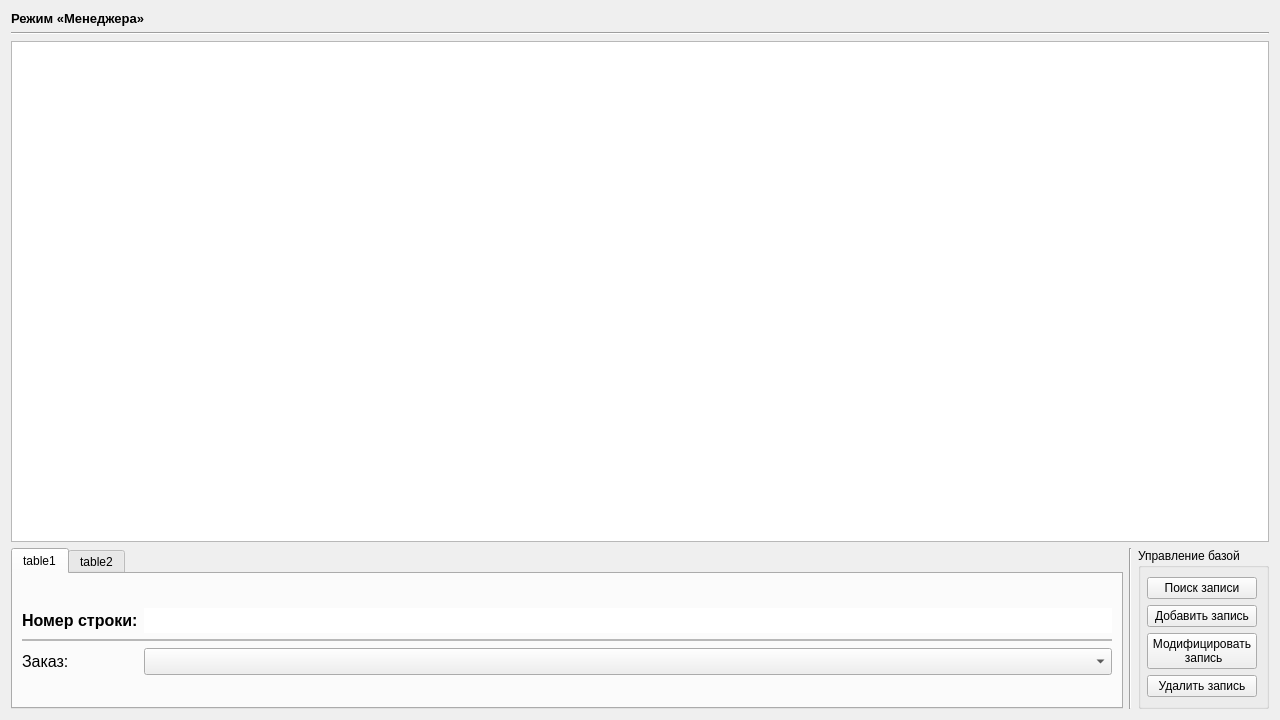
Manerton/labs-se, file 3 course/postgres_coursework/Views/ManagerForm.ui: the form before one commit.
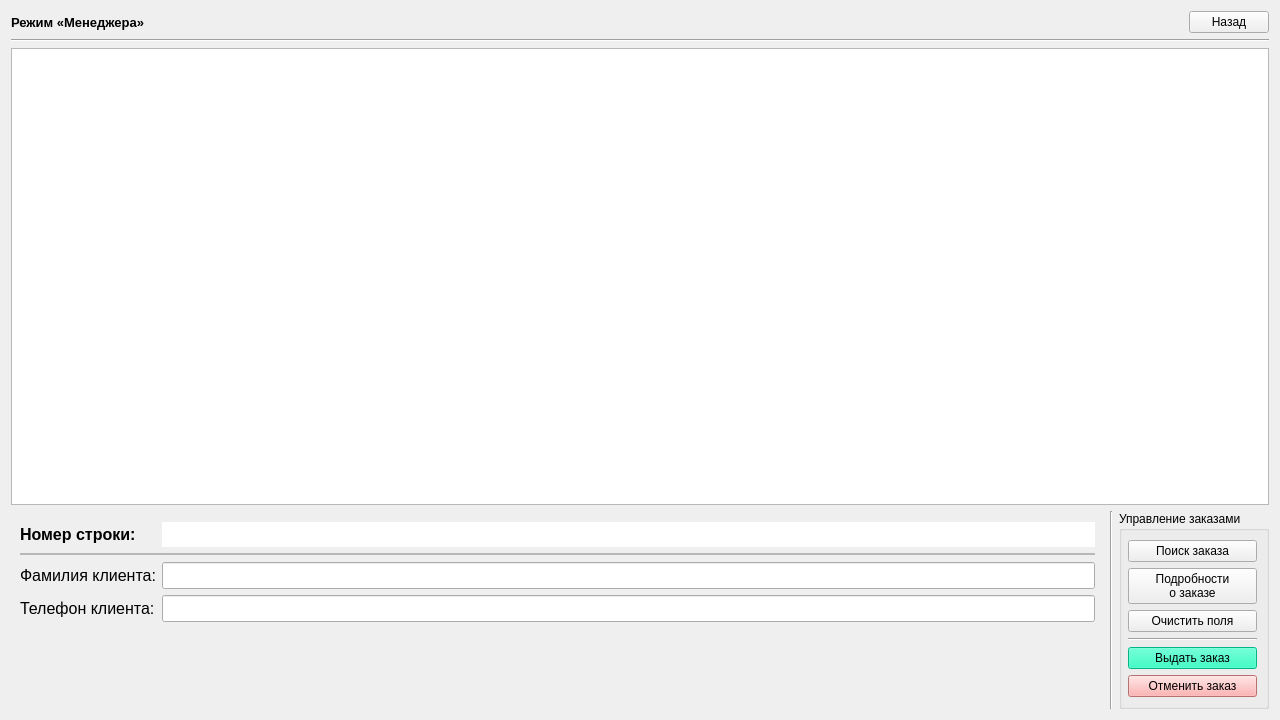
The form after the commit.

```diff
--- a/3 course/postgres_coursework/Views/ManagerForm.ui
+++ b/3 course/postgres_coursework/Views/ManagerForm.ui
@@ -13,16 +13,86 @@
   <property name="windowTitle">
    <string>Form</string>
   </property>
-  <layout class="QGridLayout" name="gridLayout_3" rowstretch="0,2,1,0">
-   <item row="3" column="0">
-    <widget class="QTabWidget" name="tabWidget">
-     <property name="currentIndex">
-      <number>0</number>
+  <layout class="QGridLayout" name="gridLayout_3" rowstretch="0,0,0,0,0">
+   <item row="3" column="0" colspan="3">
+    <widget class="QTableView" name="tableView">
+     <property name="font">
+      <font>
+       <family>Segoe UI</family>
+       <pointsize>10</pointsize>
+      </font>
      </property>
-     <widget class="QWidget" name="table1">
-      <attribute name="title">
-       <string>table1</string>
-      </attribute>
+     <property name="editTriggers">
+      <set>QAbstractItemView::NoEditTriggers</set>
+     </property>
+     <property name="tabKeyNavigation">
+      <bool>false</bool>
+     </property>
+     <property name="showDropIndicator" stdset="0">
+      <bool>false</bool>
+     </property>
+     <property name="dragDropOverwriteMode">
+      <bool>false</bool>
+     </property>
+     <property name="alternatingRowColors">
+      <bool>true</bool>
+     </property>
+     <property name="selectionMode">
+      <enum>QAbstractItemView::SingleSelection</enum>
+     </property>
+     <property name="selectionBehavior">
+      <enum>QAbstractItemView::SelectRows</enum>
+     </property>
+     <property name="showGrid">
+      <bool>true</bool>
+     </property>
+     <property name="sortingEnabled">
+      <bool>false</bool>
+     </property>
+     <property name="cornerButtonEnabled">
+      <bool>false</bool>
+     </property>
+     <attribute name="horizontalHeaderCascadingSectionResizes">
+      <bool>true</bool>
+     </attribute>
+     <attribute name="horizontalHeaderMinimumSectionSize">
+      <number>37</number>
+     </attribute>
+     <attribute name="horizontalHeaderDefaultSectionSize">
+      <number>150</number>
+     </attribute>
+     <attribute name="horizontalHeaderStretchLastSection">
+      <bool>true</bool>
+     </attribute>
+     <attribute name="verticalHeaderCascadingSectionResizes">
+      <bool>false</bool>
+     </attribute>
+     <attribute name="verticalHeaderMinimumSectionSize">
+      <number>35</number>
+     </attribute>
+     <attribute name="verticalHeaderDefaultSectionSize">
+      <number>35</number>
+     </attribute>
+     <attribute name="verticalHeaderHighlightSections">
+      <bool>true</bool>
+     </attribute>
+     <attribute name="verticalHeaderShowSortIndicator" stdset="0">
+      <bool>true</bool>
+     </attribute>
+    </widget>
+   </item>
+   <item row="4" column="1">
+    <widget class="Line" name="line">
+     <property name="frameShadow">
+      <enum>QFrame::Sunken</enum>
+     </property>
+     <property name="orientation">
+      <enum>Qt::Vertical</enum>
+     </property>
+    </widget>
+   </item>
+   <item row="4" column="0">
+    <widget class="QWidget" name="widget" native="true">
       <layout class="QGridLayout" name="gridLayout_2">
        <property name="topMargin">
         <number>6</number>
@@ -42,7 +112,7 @@
           <set>Qt::AlignLeading|Qt::AlignLeft|Qt::AlignVCenter</set>
          </property>
          <property name="formAlignment">
-          <set>Qt::AlignLeading|Qt::AlignLeft|Qt::AlignVCenter</set>
+         <set>Qt::AlignLeading|Qt::AlignLeft|Qt::AlignTop</set>
          </property>
          <property name="topMargin">
           <number>5</number>
@@ -113,12 +183,12 @@
             </font>
            </property>
            <property name="text">
-            <string>Заказ:</string>
+           <string>Фамилия клиента:</string>
            </property>
           </widget>
          </item>
          <item row="2" column="1">
-          <widget class="QComboBox" name="comboBox_order">
+         <widget class="QLineEdit" name="surname_LineEdit">
            <property name="font">
             <font>
              <pointsize>12</pointsize>
@@ -126,22 +196,43 @@
            </property>
           </widget>
          </item>
+        <item row="3" column="0">
+         <widget class="QLabel" name="telephone_Label">
+          <property name="font">
+           <font>
+            <pointsize>12</pointsize>
+           </font>
+          </property>
+          <property name="text">
+           <string>Телефон клиента:</string>
+          </property>
+         </widget>
+        </item>
+        <item row="3" column="1">
+         <widget class="QLineEdit" name="telephone_LineEdit">
+          <property name="font">
+           <font>
+            <pointsize>12</pointsize>
+           </font>
+          </property>
+         </widget>
+        </item>
         </layout>
        </item>
       </layout>
      </widget>
-     <widget class="QWidget" name="table2">
-      <attribute name="title">
-       <string>table2</string>
-      </attribute>
-      <layout class="QGridLayout" name="gridLayout"/>
-     </widget>
-    </widget>
+   </item>
+   <item row="2" column="0" colspan="3">
+    <widget class="Line" name="line_3">
+     <property name="orientation">
+      <enum>Qt::Horizontal</enum>
+     </property>
+    </widget>
    </item>
-   <item row="3" column="2">
+   <item row="4" column="2">
     <widget class="QGroupBox" name="buttons">
      <property name="title">
-      <string>Управление базой</string>
+      <string>Управление заказами</string>
      </property>
      <property name="flat">
       <bool>false</bool>
@@ -156,36 +247,63 @@
       <item>
        <widget class="QPushButton" name="pushButton_search">
         <property name="text">
-         <string>Поиск записи</string>
+         <string>Поиск заказа</string>
         </property>
        </widget>
       </item>
       <item>
        <widget class="QPushButton" name="pushButton_create">
         <property name="text">
-         <string>Добавить запись</string>
+         <string>Подробности
+о заказе</string>
         </property>
        </widget>
       </item>
       <item>
        <widget class="QPushButton" name="pushButton_update">
         <property name="text">
-         <string>Модифицировать
- запись</string>
+         <string>Очистить поля</string>
+        </property>
+       </widget>
+      </item>
+      <item>
+       <widget class="Line" name="line_5">
+        <property name="orientation">
+         <enum>Qt::Horizontal</enum>
+        </property>
+       </widget>
+      </item>
+      <item>
+       <widget class="QPushButton" name="pushButton_issue">
+        <property name="styleSheet">
+         <string notr="true">background-color: rgb(3, 255, 184);
+color: rgb(0, 0, 0);</string>
+        </property>
+        <property name="text">
+         <string>Выдать заказ</string>
         </property>
        </widget>
       </item>
       <item>
        <widget class="QPushButton" name="pushButton_remove">
+        <property name="styleSheet">
+         <string notr="true">color: rgb(0, 0, 0);
+background-color: rgb(255, 157, 157);</string>
+        </property>
         <property name="text">
-         <string>Удалить запись</string>
+         <string>Отменить заказ</string>
         </property>
        </widget>
       </item>
      </layout>
     </widget>
    </item>
-   <item row="0" column="0">
+   <item row="1" column="0" colspan="3">
+    <layout class="QHBoxLayout" name="horizontalLayout_2">
+     <property name="topMargin">
+      <number>0</number>
+     </property>
+     <item>
     <widget class="QLabel" name="label">
      <property name="font">
       <font>
@@ -200,89 +318,27 @@
      </property>
     </widget>
    </item>
-   <item row="2" column="0" colspan="3">
-    <widget class="QTableView" name="tableView">
-     <property name="font">
-      <font>
-       <family>Segoe UI</family>
-       <pointsize>10</pointsize>
-      </font>
-     </property>
-     <property name="editTriggers">
-      <set>QAbstractItemView::NoEditTriggers</set>
-     </property>
-     <property name="tabKeyNavigation">
-      <bool>false</bool>
-     </property>
-     <property name="showDropIndicator" stdset="0">
-      <bool>false</bool>
-     </property>
-     <property name="dragDropOverwriteMode">
-      <bool>false</bool>
-     </property>
-     <property name="alternatingRowColors">
-      <bool>true</bool>
-     </property>
-     <property name="selectionMode">
-      <enum>QAbstractItemView::SingleSelection</enum>
-     </property>
-     <property name="selectionBehavior">
-      <enum>QAbstractItemView::SelectRows</enum>
-     </property>
-     <property name="showGrid">
-      <bool>true</bool>
-     </property>
-     <property name="sortingEnabled">
-      <bool>false</bool>
-     </property>
-     <property name="cornerButtonEnabled">
-      <bool>false</bool>
-     </property>
-     <attribute name="horizontalHeaderCascadingSectionResizes">
-      <bool>true</bool>
-     </attribute>
-     <attribute name="horizontalHeaderMinimumSectionSize">
-      <number>37</number>
-     </attribute>
-     <attribute name="horizontalHeaderDefaultSectionSize">
-      <number>150</number>
-     </attribute>
-     <attribute name="horizontalHeaderStretchLastSection">
-      <bool>true</bool>
-     </attribute>
-     <attribute name="verticalHeaderCascadingSectionResizes">
-      <bool>false</bool>
-     </attribute>
-     <attribute name="verticalHeaderMinimumSectionSize">
-      <number>35</number>
-     </attribute>
-     <attribute name="verticalHeaderDefaultSectionSize">
-      <number>35</number>
-     </attribute>
-     <attribute name="verticalHeaderHighlightSections">
-      <bool>true</bool>
-     </attribute>
-     <attribute name="verticalHeaderShowSortIndicator" stdset="0">
-      <bool>true</bool>
-     </attribute>
-    </widget>
-   </item>
-   <item row="3" column="1">
-    <widget class="Line" name="line">
-     <property name="frameShadow">
-      <enum>QFrame::Sunken</enum>
-     </property>
-     <property name="orientation">
-      <enum>Qt::Vertical</enum>
-     </property>
-    </widget>
-   </item>
-   <item row="1" column="0" colspan="3">
-    <widget class="Line" name="line_3">
+     <item>
+      <spacer name="horizontalSpacer">
      <property name="orientation">
       <enum>Qt::Horizontal</enum>
      </property>
-    </widget>
+       <property name="sizeHint" stdset="0">
+        <size>
+         <width>40</width>
+         <height>20</height>
+        </size>
+       </property>
+      </spacer>
+     </item>
+     <item>
+      <widget class="QPushButton" name="pushButton_back">
+       <property name="text">
+        <string>Назад</string>
+       </property>
+      </widget>
+     </item>
+    </layout>
    </item>
   </layout>
  </widget>
```
Left out of the diff: 10 changed lines with no effect on the pictures. Lines whose indentation alone changed are shown as unchanged.
